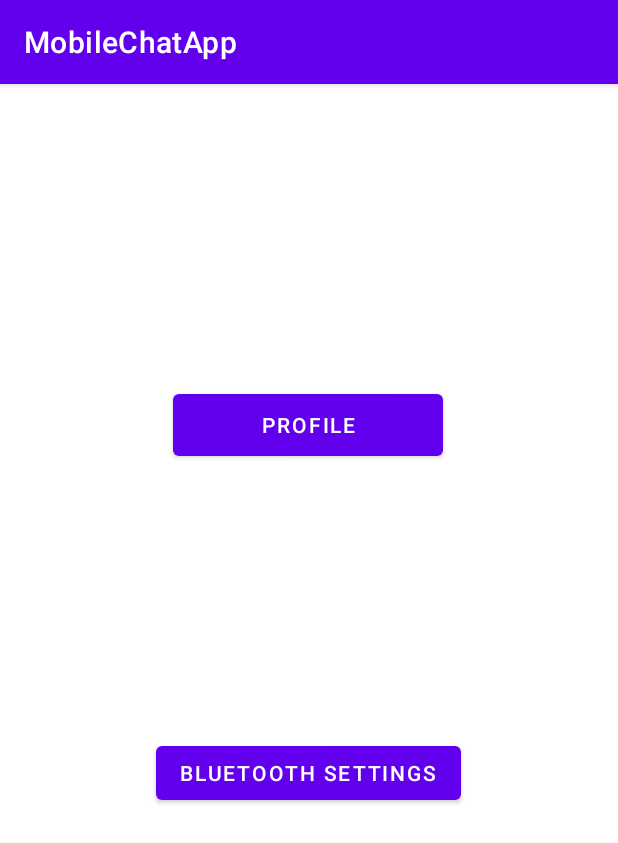
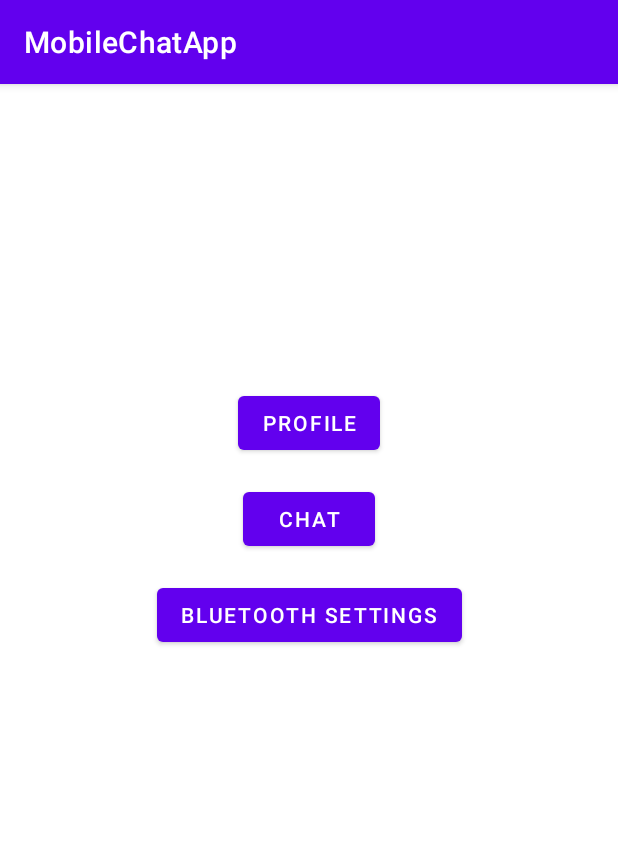
Before and after one commit to Skidz0r/Mobile-Programming, an Android app: the screen it shows after launch (MainActivity), on a phone screen of 412 x 824 dp. Shown: the top 843 px of the screen. Run offline under Robolectric (Android 15) with nearby library versions, the phone set to English and light mode, and no system bars.

```diff
--- a/app/src/main/java/com/example/mobilechatapp/BluetoothConnection.java
+++ b/app/src/main/java/com/example/mobilechatapp/BluetoothSettings.java
@@ -19,7 +19,7 @@ import androidx.recyclerview.widget.RecyclerView;
 
 import java.util.ArrayList;
 
-public class BluetoothConnection extends AppCompatActivity {
+public class BluetoothSettings extends AppCompatActivity {
     /* Bluetooth stuff*/
     BluetoothAdapter btAdapter;
     ArrayList<BluetoothDevice> btArrayDevice;
@@ -35,7 +35,6 @@ public class BluetoothConnection extends AppCompatActivity {
     /* Buttons references*/
     Button btOnOff;
     Button btDiscovery;
-    Button btShowPaired;
 
     /* Filters to be used in broadcast receiving*/
     IntentFilter filter;
@@ -43,7 +42,7 @@ public class BluetoothConnection extends AppCompatActivity {
     @Override
     protected void onCreate(Bundle savedInstanceState) {
         super.onCreate(savedInstanceState);
-        setContentView(R.layout.activity_bluetooth_connection);
+        setContentView(R.layout.activity_bluetooth_settings);
 
         /* Get Button reference */
         btOnOff = (Button) findViewById(R.id.btOnOffButton);
--- a/app/src/main/java/com/example/mobilechatapp/MainActivity.java
+++ b/app/src/main/java/com/example/mobilechatapp/MainActivity.java
@@ -14,15 +14,16 @@ public class MainActivity extends AppCompatActivity {
         super.onCreate(savedInstanceState);
         setContentView(R.layout.activity_main);
 
-        Button btConnect = (Button)findViewById(R.id.BluetoothSettings);
-        Button profile = (Button)findViewById(R.id.Profile);
+        Button btConnect = (Button)findViewById(R.id.bluetoothSettingsButton);
+        Button profile = (Button)findViewById(R.id.profileButton);
+        Button chat = (Button)findViewById(R.id.chatButton);
 
         btConnect.setOnClickListener(new View.OnClickListener()
         {
             @Override
             public void onClick(View v)
             {
-                Intent btConnectIntent = new Intent(getApplicationContext(), BluetoothConnection.class);
+                Intent btConnectIntent = new Intent(getApplicationContext(), BluetoothSettings.class);
                 startActivity(btConnectIntent);
             }
         });
@@ -35,5 +36,13 @@ public class MainActivity extends AppCompatActivity {
             }
         });
 
+        chat.setOnClickListener(new View.OnClickListener() {
+            @Override
+            public void onClick(View v) {
+                Intent chatIntent = new Intent(getApplicationContext(), BluetoothChat.class);
+                startActivity(chatIntent);
+            }
+        });
+
     }
 }
--- a/app/src/main/res/layout/activity_bluetooth_connection.xml
+++ b/app/src/main/res/layout/activity_bluetooth_settings.xml
@@ -4,7 +4,7 @@
     xmlns:tools="http://schemas.android.com/tools"
     android:layout_width="match_parent"
     android:layout_height="match_parent"
-    tools:context=".BluetoothConnection">
+    tools:context=".BluetoothSettings">
 
     <Button
         android:id="@+id/btOnOffButton"
--- a/app/src/main/res/layout/activity_main.xml
+++ b/app/src/main/res/layout/activity_main.xml
@@ -7,27 +7,38 @@
     tools:context=".MainActivity">
 
     <Button
-        android:id="@+id/BluetoothSettings"
+        android:id="@+id/bluetoothSettingsButton"
         android:layout_width="wrap_content"
         android:layout_height="wrap_content"
+        android:layout_marginTop="16dp"
         android:text="Bluetooth Settings"
-        app:layout_constraintBottom_toBottomOf="parent"
         app:layout_constraintEnd_toEndOf="parent"
-        app:layout_constraintHorizontal_bias="0.497"
+        app:layout_constraintHorizontal_bias="0.5"
         app:layout_constraintStart_toStartOf="parent"
-        app:layout_constraintTop_toTopOf="parent"
-        app:layout_constraintVertical_bias="0.605" />
+        app:layout_constraintTop_toBottomOf="@+id/chatButton"
+        app:layout_constraintVertical_bias="0.21" />
 
     <Button
-        android:id="@+id/Profile"
-        android:layout_width="180dp"
-        android:layout_height="53dp"
+        android:id="@+id/profileButton"
+        android:layout_width="wrap_content"
+        android:layout_height="wrap_content"
         android:text="Profile"
         app:layout_constraintBottom_toBottomOf="parent"
         app:layout_constraintEnd_toEndOf="parent"
-        app:layout_constraintHorizontal_bias="0.497"
+        app:layout_constraintHorizontal_bias="0.5"
         app:layout_constraintStart_toStartOf="parent"
         app:layout_constraintTop_toTopOf="parent"
         app:layout_constraintVertical_bias="0.281" />
 
+    <Button
+        android:id="@+id/chatButton"
+        android:layout_width="wrap_content"
+        android:layout_height="wrap_content"
+        android:layout_marginTop="16dp"
+        android:text="Chat"
+        app:layout_constraintHorizontal_bias="0.5"
+        app:layout_constraintEnd_toEndOf="parent"
+        app:layout_constraintStart_toStartOf="parent"
+        app:layout_constraintTop_toBottomOf="@+id/profileButton" />
+
 </androidx.constraintlayout.widget.ConstraintLayout>
```
Also changed, not shown: app/src/main/AndroidManifest.xml (+6 -8 lines), app/src/main/java/com/example/mobilechatapp/BluetoothChat.java (added, +172 -0 lines), app/src/main/res/layout/activity_bluetooth_chat.xml (added, +16 -0 lines).
